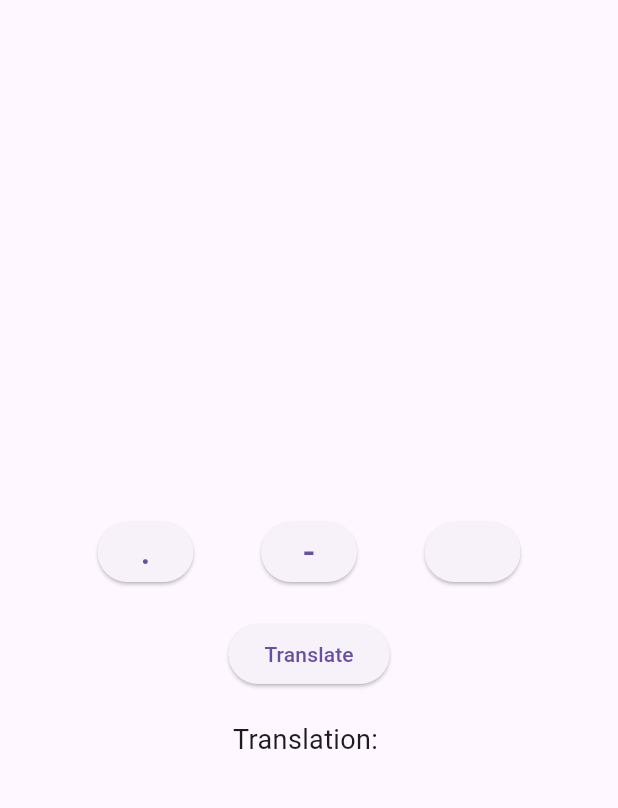
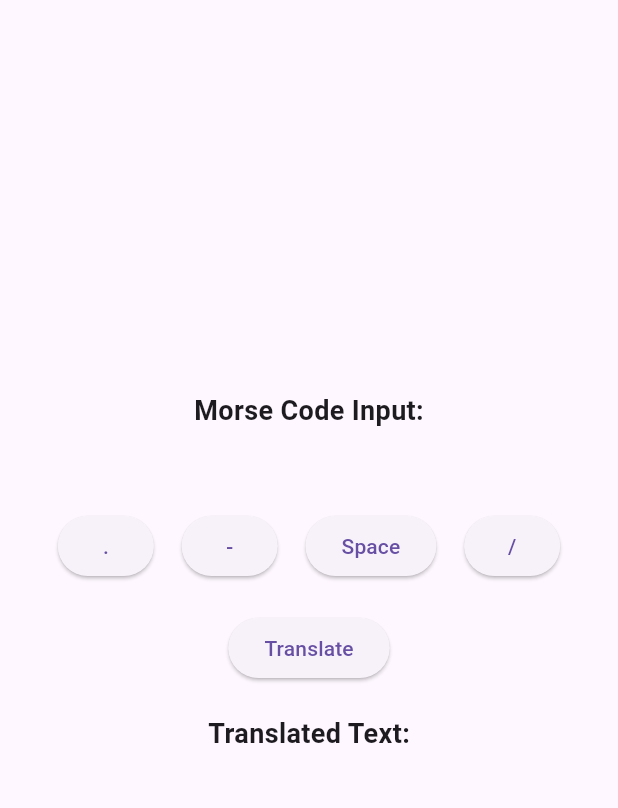
Before and after one commit to ItsJordanNL/morse-translator, a Flutter app: the screen it shows after launch, on a phone screen of 412 x 824 dp, the part 63-871 px from its top. Run offline on Flutter 3.47's test engine with Material 3 defaults, Android fonts, the phone set to English and light mode, and no system bars.

Commit message:
Refactor  - Veranderen opstelling code

```diff
--- a/lib/main.dart
+++ b/lib/main.dart
@@ -1,10 +1,10 @@
 import 'package:flutter/material.dart';
 
 void main() {
-  runApp(MyApp());
+  runApp(MorseCodeTranslator());
 }
 
-class MyApp extends StatelessWidget {
+class MorseCodeTranslator extends StatelessWidget {
   @override
   Widget build(BuildContext context) {
     return MaterialApp(
@@ -12,19 +12,32 @@
       theme: ThemeData(
         primarySwatch: Colors.blue,
       ),
-      home: MorseTranslator(),
+      home: TranslatorHomePage(),
     );
   }
 }
 
-class MorseTranslator extends StatefulWidget {
+class TranslatorHomePage extends StatefulWidget {
   @override
-  _MorseTranslatorState createState() => _MorseTranslatorState();
+  _TranslatorHomePageState createState() => _TranslatorHomePageState();
 }
 
-class _MorseTranslatorState extends State<MorseTranslator> {
+class _TranslatorHomePageState extends State<TranslatorHomePage> {
   String _morseCode = '';
-  String _translation = '';
+  String _translatedText = '';
+
+  void _appendToMorseCode(String character) {
+    setState(() {
+      _morseCode += character;
+    });
+  }
+
+  void _translateMorseCode() {
+    setState(() {
+      _translatedText = translateMorseToText(_morseCode);
+      _morseCode = ''; // Clear Morse code after translation
+    });
+  }
 
   @override
   Widget build(BuildContext context) {
@@ -35,55 +48,54 @@
       body: Padding(
         padding: EdgeInsets.all(20.0),
         child: Column(
+          crossAxisAlignment: CrossAxisAlignment.center,
           mainAxisAlignment: MainAxisAlignment.center,
-          children: <Widget>[
+          children: [
             Text(
-              '$_morseCode',
-              style: TextStyle(fontSize: 24.0),
+              'Morse Code Input:',
+              style: TextStyle(fontSize: 18.0, fontWeight: FontWeight.bold),
+            ),
+            SizedBox(height: 10.0),
+            Text(
+              _morseCode,
+              style: TextStyle(fontSize: 16.0),
             ),
             SizedBox(height: 20.0),
             Row(
               mainAxisAlignment: MainAxisAlignment.spaceEvenly,
-              children: <Widget>[
-                MorseButton(
-                  text: '.',
-                  onPressed: () {
-                    setState(() {
-                      _morseCode += '.';
-                    });
-                  },
+              children: [
+                ElevatedButton(
+                  onPressed: () => _appendToMorseCode('.'),
+                  child: Text('.'),
                 ),
-                MorseButton(
-                  text: '-',
-                  onPressed: () {
-                    setState(() {
-                      _morseCode += '-';
-                    });
-                  },
+                ElevatedButton(
+                  onPressed: () => _appendToMorseCode('-'),
+                  child: Text('-'),
                 ),
-                MorseButton(
-                  text: ' ',
-                  onPressed: () {
-                    setState(() {
-                      _morseCode += ' ';
-                    });
-                  },
+                ElevatedButton(
+                  onPressed: () => _appendToMorseCode(' '),
+                  child: Text('Space'),
+                ),
+                ElevatedButton(
+                  onPressed: () => _appendToMorseCode('/'),
+                  child: Text('/'),
                 ),
               ],
             ),
             SizedBox(height: 20.0),
             ElevatedButton(
-              onPressed: () {
-                setState(() {
-                  _translation = translateMorseToText(_morseCode);
-                });
-              },
+              onPressed: _translateMorseCode,
               child: Text('Translate'),
             ),
             SizedBox(height: 20.0),
             Text(
-              'Translation: $_translation',
-              style: TextStyle(fontSize: 18.0),
+              'Translated Text:',
+              style: TextStyle(fontSize: 18.0, fontWeight: FontWeight.bold),
+            ),
+            SizedBox(height: 10.0),
+            Text(
+              _translatedText,
+              style: TextStyle(fontSize: 16.0),
             ),
           ],
         ),
@@ -92,7 +104,7 @@
   }
 
   String translateMorseToText(String morseCode) {
-    Map<String, String> morseToText = {
+    Map<String, String> morseCodeMap = {
       '.-': 'A',
       '-...': 'B',
       '-.-.': 'C',
@@ -129,46 +141,32 @@
       '---..': '8',
       '----.': '9',
       '-----': '0',
-      '.-.-.-': '.',
-      '--..--': ',',
-      '..--..': '?',
-      '.----.': "'",
-      '-.-.--': '!',
-      '-..-.': '/',
-      '-.--.': '(',
-      '-.--.-': ')',
-      '.-...': '&',
-      '---...': ':',
-      '-.-.-.': ';',
-      '-...-': '=',
-      '.-.-.': '+',
-      '-....-': '-',
-      '..--.-': '_',
-      '.-..-.': '"',
-      '...-..-': '\$',
-      '.--.-.': '@',
-      '': ' ', // space
+      '/': ' ',
     };
 
-    List<String> words = morseCode.split(' ');
-    String translation = '';
-    for (String word in words) {
-      if (morseToText.containsKey(word)) {
-        translation += morseToText[word]!;
-      } else {
-        translation += '???'; // handle unrecognized Morse code characters
+    List<String> morseWords = morseCode.split('/');
+    String translatedText = '';
+
+    for (String morseWord in morseWords) {
+      List<String> morseCharacters = morseWord.trim().split(' ');
+      for (String morseChar in morseCharacters) {
+        if (morseCodeMap.containsKey(morseChar)) {
+          translatedText += morseCodeMap[morseChar]!;
+        }
       }
+      translatedText += ' ';
     }
-    return translation;
+
+    return translatedText.trim();
   }
 }
 
 class MorseButton extends StatelessWidget {
-  final String text;
+  final String label;
   final VoidCallback onPressed;
 
   const MorseButton({
-    required this.text,
+    required this.label,
     required this.onPressed,
     Key? key,
   }) : super(key: key);
@@ -178,8 +176,8 @@
     return ElevatedButton(
       onPressed: onPressed,
       child: Text(
-        text,
-        style: TextStyle(fontSize: 24.0),
+        label,
+        style: TextStyle(fontSize: 20.0),
       ),
     );
   }
```
